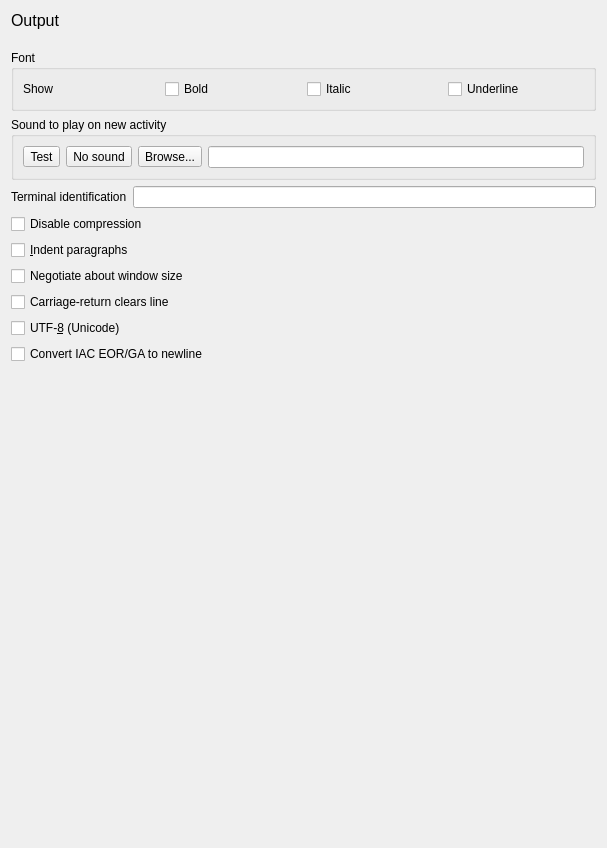
The window that smushclient-qt/cpp/ui/prefs/output.ui (jnbooth/smushclient) describes before a commit, drawn with Qt 5.
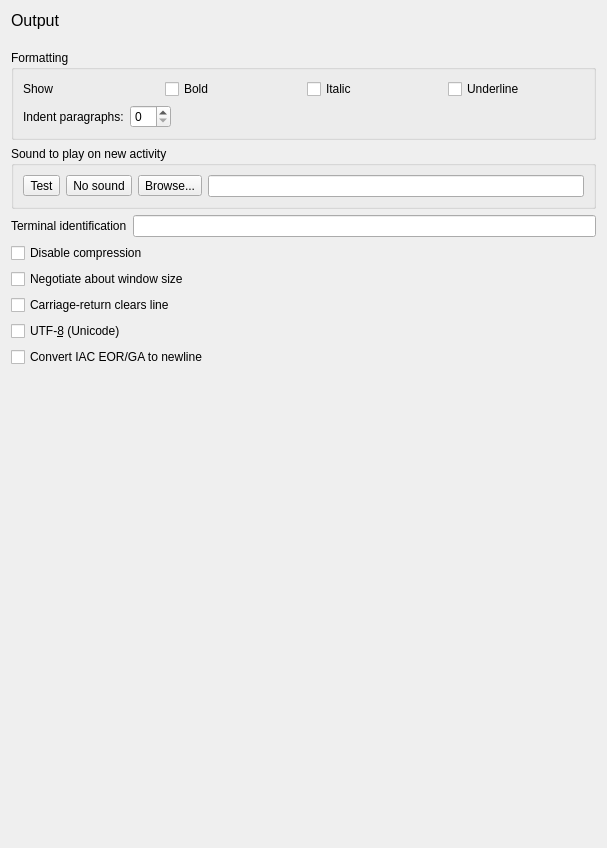
The same window after the commit. Icons and pictures are not drawn.

Commit message: paragraph indent

```diff
--- a/smushclient-qt/cpp/ui/prefs/output.ui
+++ b/smushclient-qt/cpp/ui/prefs/output.ui
@@ -48,7 +48,7 @@
        <item>
         <widget class="QGroupBox" name="_font">
          <property name="title">
-          <string>Font</string>
+          <string>Formatting</string>
          </property>
          <layout class="QVBoxLayout" name="verticalLayout_3">
           <item>
@@ -83,6 +83,36 @@
             </item>
            </layout>
           </item>
+          <item>
+           <layout class="QHBoxLayout" name="horizontalLayout_3">
+            <item>
+             <widget class="QLabel" name="IndentParas_label">
+              <property name="text">
+               <string>Indent paragraphs:</string>
+              </property>
+              <property name="buddy">
+               <cstring>IndentParas</cstring>
+              </property>
+             </widget>
+            </item>
+            <item>
+             <widget class="QSpinBox" name="IndentParas"/>
+            </item>
+            <item>
+             <spacer name="horizontalSpacer">
+              <property name="orientation">
+               <enum>Qt::Orientation::Horizontal</enum>
+              </property>
+              <property name="sizeHint" stdset="0">
+               <size>
+                <width>40</width>
+                <height>20</height>
+               </size>
+              </property>
+             </spacer>
+            </item>
+           </layout>
+          </item>
          </layout>
         </widget>
        </item>
@@ -160,13 +190,6 @@
            </property>
           </widget>
          </item>
-         <item>
-          <widget class="QCheckBox" name="IndentParas">
-           <property name="text">
-            <string>&amp;Indent paragraphs</string>
-           </property>
-          </widget>
-         </item>
          <item>
           <widget class="QCheckBox" name="Naws">
            <property name="text">
```
The commit also changes 7 other files.
